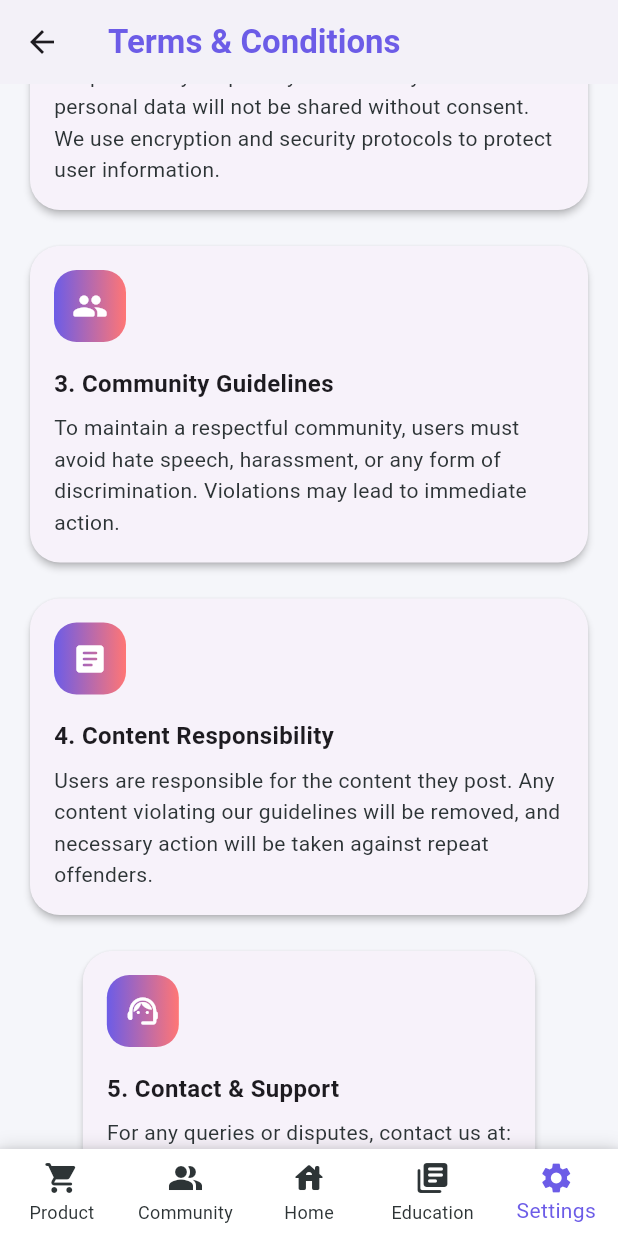
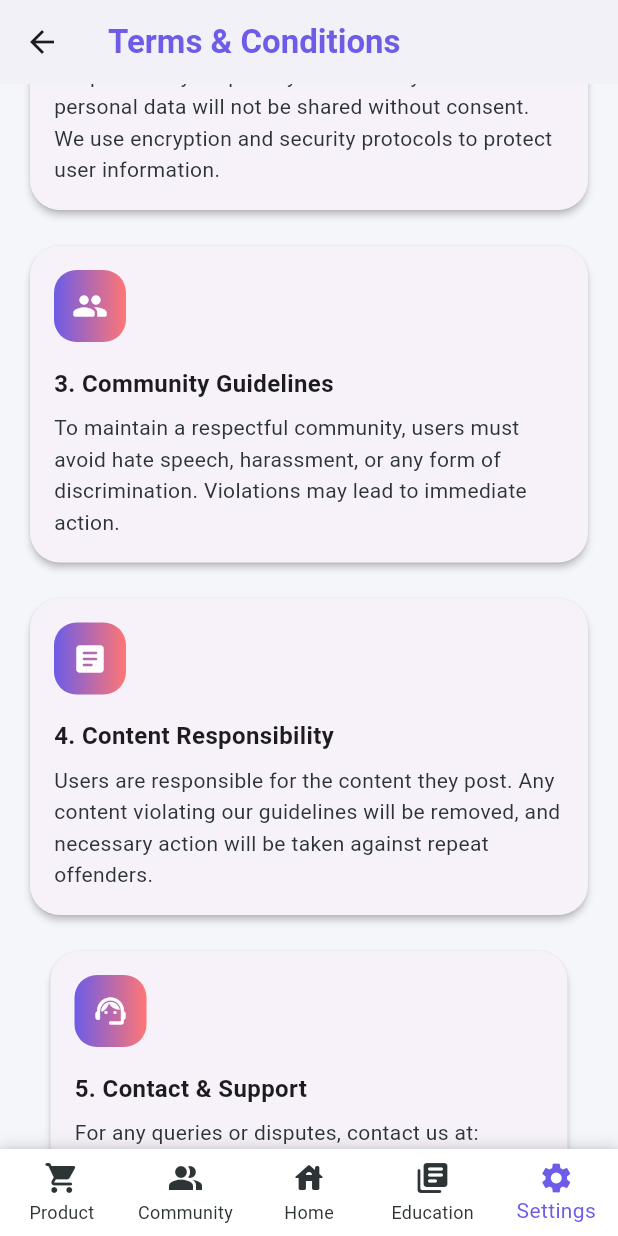
Before and after one commit to Nikhil-1426/Voices-Unheard, a Flutter app: the TermsAndConditionsPage screen opened by its route, scrolled down 576 dp, on a phone screen of 412 x 824 dp. Run offline on Flutter 3.47's test engine with Material 3 defaults, Android fonts, the phone set to English and light mode, and no system bars; our stand-ins replace share_plus, shared_preferences, supabase_flutter; accounts and stored records are empty.

Commit message:
UI/UX Changes

```diff
--- a/lib/about_us_page.dart
+++ b/lib/about_us_page.dart
@@ -203,7 +203,7 @@ class AboutUsPage extends StatelessWidget {
         crossAxisSpacing: 16,
         childAspectRatio: 1.1,
         children: [
-          _buildTeamMember("Arnav", "Web Developer", Icons.code),
+          _buildTeamMember("Arnav", "Backend Developer", Icons.code),
           _buildTeamMember("Nikhil", "App Developer", Icons.design_services),
           _buildTeamMember("Aditi A", "Frontend Lead", Icons.analytics),
           _buildTeamMember("Aditi B", "UI/UX Designer", Icons.trending_up),
--- a/lib/product_page.dart
+++ b/lib/product_page.dart
@@ -277,7 +277,7 @@ class _ProductPageState extends State<ProductPage> {
                         label: const Text('Shop',
                             style: TextStyle(
                                 fontSize: 10, fontWeight: FontWeight.w600)),
-                        icon: const Icon(Icons.shop, size: 16),
+                        icon: const Icon(Icons.shop, size: 14),
                       ),
                       ButtonSegment(
                         value: ProductPageTab.sell,
--- a/lib/terms_and_conditions_page.dart
+++ b/lib/terms_and_conditions_page.dart
@@ -211,8 +211,11 @@ class _TermsAndConditionsPageState extends State<TermsAndConditionsPage> {
         'icon': Icons.support_agent_rounded,
         'title': '5. Contact & Support',
         'content':
-            'For any queries or disputes, contact us at:\n📧 voicesunheard@gmail.com\n📞 +91 98765 43210',
-      },
+          'For any queries or disputes, contact us at:\n'
+          '📧 voicesunheard@gmail.com\n'
+          '📞 +91 98765 43210\n'
+          'Our support team is available 24/7 to assist you.',
+    }
     ];
 
     return sections.map((section) {
```
Also changed, not shown: lib/community_page.dart (+1 -6 lines).
